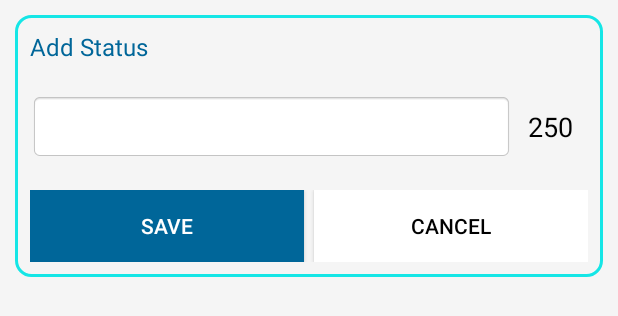
After one commit to VKdeveloper/Kites-Messenger, an Android app: the layout dialog_stat_edit.xml on its own in the app's theme, with its tools: preview values and no code run, on a phone screen of 412 x 824 dp. The commit adds this screen. Shown: the top 316 px of the screen. Run offline under Robolectric (Android 15) with nearby library versions, the phone set to English and light mode, and no system bars.

Commit message:
bug fixes and improvements

```diff
--- a/app/src/main/java/org/kelkarkul/kitesmessenger/Api.java
+++ b/app/src/main/java/org/kelkarkul/kitesmessenger/Api.java
@@ -42,6 +42,9 @@ public class Api {
             case "user_info":
                 result = parent_url+"messenger_user_info.php?set_info=true";
                 break;
+            case "sync_msg_stat":
+                result = parent_url+"messenger_messages.php?sync_msg_stat=true";
+                break;
             default:
                 return result;
         }
--- a/app/src/main/res/layout/activity_status.xml
+++ b/app/src/main/res/layout/activity_status.xml
@@ -45,6 +45,7 @@
                 android:layout_height="match_parent"
                 android:src="@drawable/ic_edit"
                 android:padding="10dp"
+                android:id="@+id/stat_edit"
                 android:drawingCacheQuality="high"/>
         </LinearLayout>
     </LinearLayout>
--- /dev/null
+++ b/app/src/main/res/layout/dialog_stat_edit.xml
@@ -0,0 +1,66 @@
+<?xml version="1.0" encoding="utf-8"?>
+<LinearLayout xmlns:android="http://schemas.android.com/apk/res/android"
+    android:orientation="vertical" android:layout_width="match_parent"
+    android:layout_height="match_parent"
+    android:background="#f5f5f5"
+    android:padding="10dp">
+    <LinearLayout
+        android:layout_width="match_parent"
+        android:layout_height="wrap_content"
+        android:orientation="vertical"
+        android:background="@drawable/actions_bg">
+    <TextView
+        android:layout_width="match_parent"
+        android:layout_height="wrap_content"
+        android:padding="10dp"
+        android:text="Add Status"
+        android:textColor="@color/colorPrimaryDark"
+        android:textSize="16sp" />
+        <LinearLayout
+            android:layout_width="match_parent"
+            android:layout_height="wrap_content"
+            android:padding="10dp"
+            android:orientation="horizontal">
+        <EditText
+            android:layout_width="0dp"
+            android:layout_height="wrap_content"
+            android:id="@+id/stat_edit_txt"
+            android:padding="10dp"
+            android:layout_weight="1"
+            android:background="@android:drawable/editbox_background_normal" />
+        <TextView
+            android:layout_width="wrap_content"
+            android:layout_height="wrap_content"
+            android:padding="10dp"
+            android:id="@+id/txt_lmt"
+            android:text="250"
+            android:textSize="18sp"
+            android:textColor="@android:color/black"
+            android:layout_gravity="end"/>
+        </LinearLayout>
+        <LinearLayout
+            android:layout_width="match_parent"
+            android:layout_height="wrap_content"
+            android:orientation="horizontal"
+            android:padding="10dp">
+            <Button
+                android:layout_width="wrap_content"
+                android:layout_height="wrap_content"
+                android:layout_weight="1"
+                android:background="@color/colorPrimary"
+                android:layout_marginEnd="3dp"
+                android:textColor="@android:color/white"
+                android:id="@+id/btn_sv"
+                android:text="Save"/>
+            <Button
+                android:layout_width="wrap_content"
+                android:layout_height="wrap_content"
+                android:layout_weight="1"
+                android:layout_marginStart="3dp"
+                android:background="@android:color/white"
+                android:textColor="@android:color/black"
+                android:id="@+id/btn_cnl"
+                android:text="Cancel"/>
+        </LinearLayout>
+    </LinearLayout>
+</LinearLayout>
--- a/app/src/main/res/layout/listview_chat.xml
+++ b/app/src/main/res/layout/listview_chat.xml
@@ -12,6 +12,7 @@
         android:gravity="end"
         android:textAlignment="textEnd"
         android:id="@+id/msg_left"
+        android:drawablePadding="5dp"
         android:textColor="@android:color/black"
         android:layout_alignParentEnd="false"
         android:background="@drawable/messenger_txt_bg"
```
Also changed, not shown: app/src/main/java/org/kelkarkul/kitesmessenger/ChatActivity.java (+51 -11 lines), app/src/main/java/org/kelkarkul/kitesmessenger/ChatListHandler.java (+23 -13 lines), app/src/main/java/org/kelkarkul/kitesmessenger/ChatViewHandler.java (added, +52 -0 lines), app/src/main/java/org/kelkarkul/kitesmessenger/MessageService.java (+147 -28 lines), app/src/main/java/org/kelkarkul/kitesmessenger/StatusActivity.java (+49 -1 lines), app/src/main/java/org/kelkarkul/kitesmessenger/StorageController.java (+22 -0 lines).
